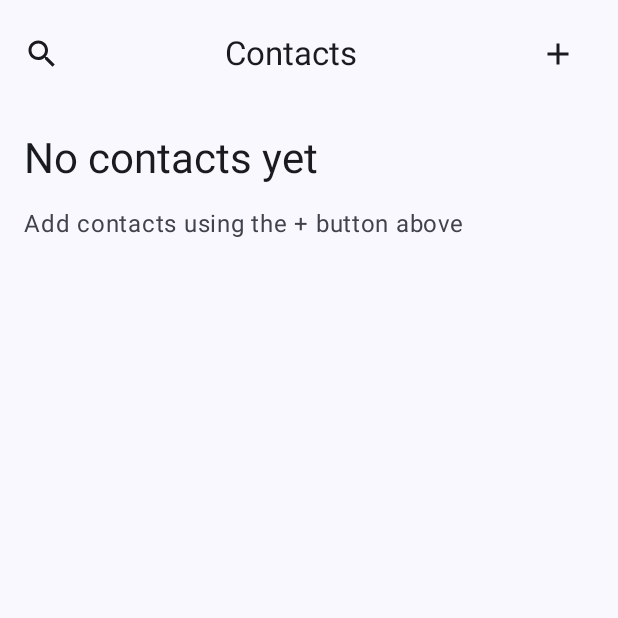
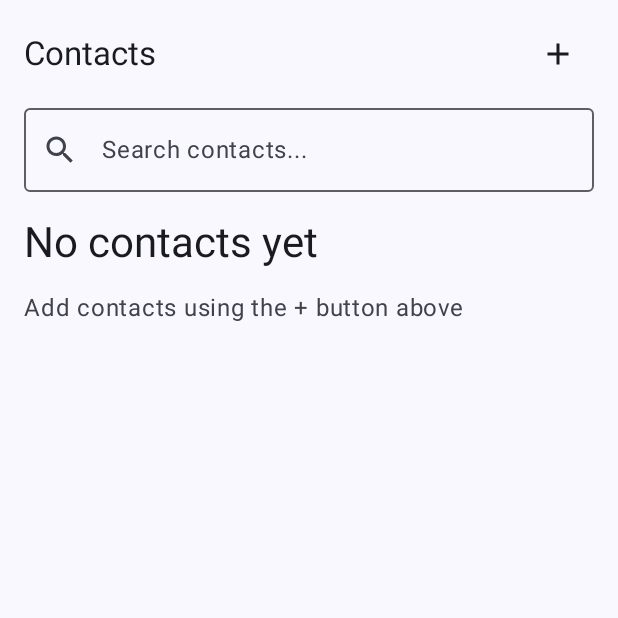
Before and after one commit to Infante/meadow-contact-app, an Android app built with Jetpack Compose: the screen it shows after launch (MainActivity), on a phone screen of 412 x 824 dp, the top half of it. Run offline under Robolectric (Android 15) with nearby library versions, the phone set to English and light mode, and no system bars; our stand-ins replace Room's generated code.

Commit message:
implement search

```diff
--- a/app/src/main/java/com/roberto/meadow/ui/components/ContactListHeader.kt
+++ b/app/src/main/java/com/roberto/meadow/ui/components/ContactListHeader.kt
@@ -4,12 +4,7 @@ import androidx.compose.foundation.layout.*
 import androidx.compose.material.icons.Icons
 import androidx.compose.material.icons.filled.Add
 import androidx.compose.material.icons.filled.Search
-import androidx.compose.material3.ExperimentalMaterial3Api
-import androidx.compose.material3.Icon
-import androidx.compose.material3.IconButton
-import androidx.compose.material3.MaterialTheme
-import androidx.compose.material3.Text
-import androidx.compose.material3.ModalBottomSheet
+import androidx.compose.material3.*
 import androidx.compose.runtime.*
 import androidx.compose.ui.Alignment
 import androidx.compose.ui.Modifier
@@ -19,10 +14,14 @@ import com.roberto.meadow.data.Contact
 @OptIn(ExperimentalMaterial3Api::class)
 @Composable
 fun ContactListHeader(
-    onCreateContact: (Contact) -> Unit
+    onCreateContact: (Contact) -> Unit,
+    onSearchQueryChange: (String) -> Unit
 ) {
     var showCreateSheet by remember { mutableStateOf(false) }
+    var searchQuery by remember { mutableStateOf("") }
 
+
+    Column {
         Row(
             modifier =
                 Modifier
@@ -31,12 +30,32 @@ fun ContactListHeader(
             horizontalArrangement = Arrangement.SpaceBetween,
             verticalAlignment = Alignment.CenterVertically,
         ) {
-        Icon(imageVector = Icons.Filled.Search, contentDescription = "Search")
             Text(text = "Contacts", style = MaterialTheme.typography.titleLarge)
             IconButton(onClick = { showCreateSheet = true }) {
                 Icon(imageVector = Icons.Filled.Add, contentDescription = "Add Contact")
             }
         }
+
+        OutlinedTextField(
+            value = searchQuery,
+            onValueChange = {
+                searchQuery = it
+                onSearchQueryChange(it)
+            },
+            leadingIcon = {
+                Icon(
+                    imageVector = Icons.Filled.Search,
+                    contentDescription = "Search"
+                )
+            },
+            placeholder = { Text("Search contacts...") },
+            modifier = Modifier
+                .fillMaxWidth()
+                .padding(horizontal = 16.dp),
+            singleLine = true
+        )
+    }
+
 
     if (showCreateSheet) {
         ModalBottomSheet(
--- a/app/src/main/java/com/roberto/meadow/ui/screens/ContactListScreen.kt
+++ b/app/src/main/java/com/roberto/meadow/ui/screens/ContactListScreen.kt
@@ -16,13 +16,17 @@ fun ContactListScreen(
     onContactClick: (String) -> Unit,
     viewModel: ContactViewModel = viewModel()
 ) {
-    val contacts = viewModel.contacts.collectAsState().value
+    val contacts = viewModel.filteredContacts.collectAsState().value
+    val searchQuery = viewModel.searchQuery.collectAsState().value
 
     Scaffold(
         topBar = {
             ContactListHeader(
                 onCreateContact = { contact ->
                     viewModel.createContact(contact)
+                },
+                onSearchQueryChange = { query ->
+                    viewModel.updateSearchQuery(query)
                 }
             )
         },
```
Lines whose indentation alone changed are shown as unchanged.
